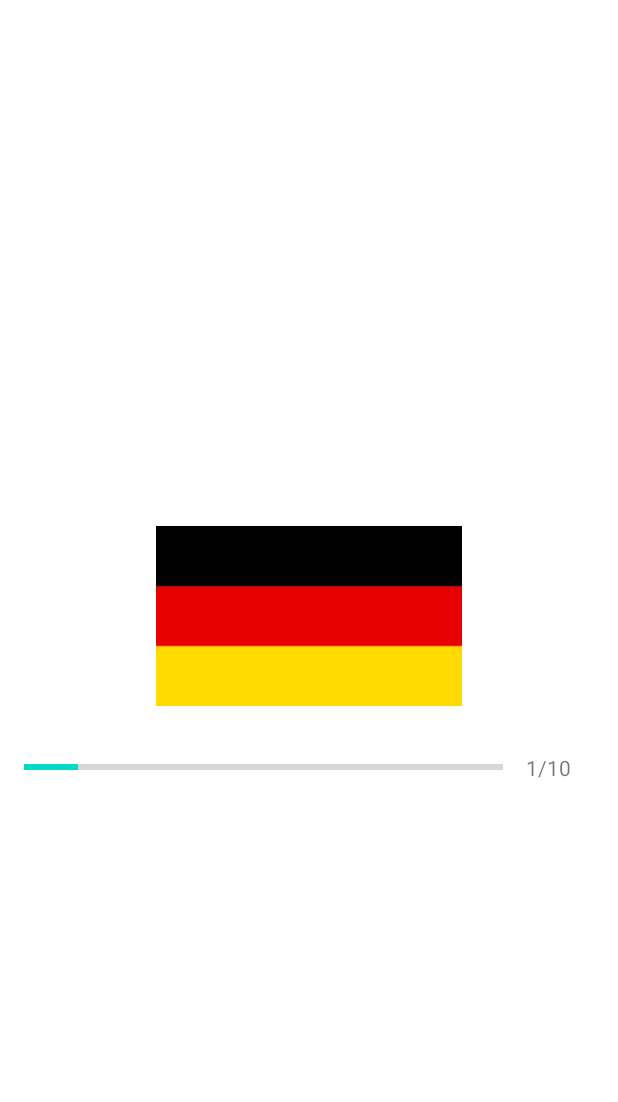
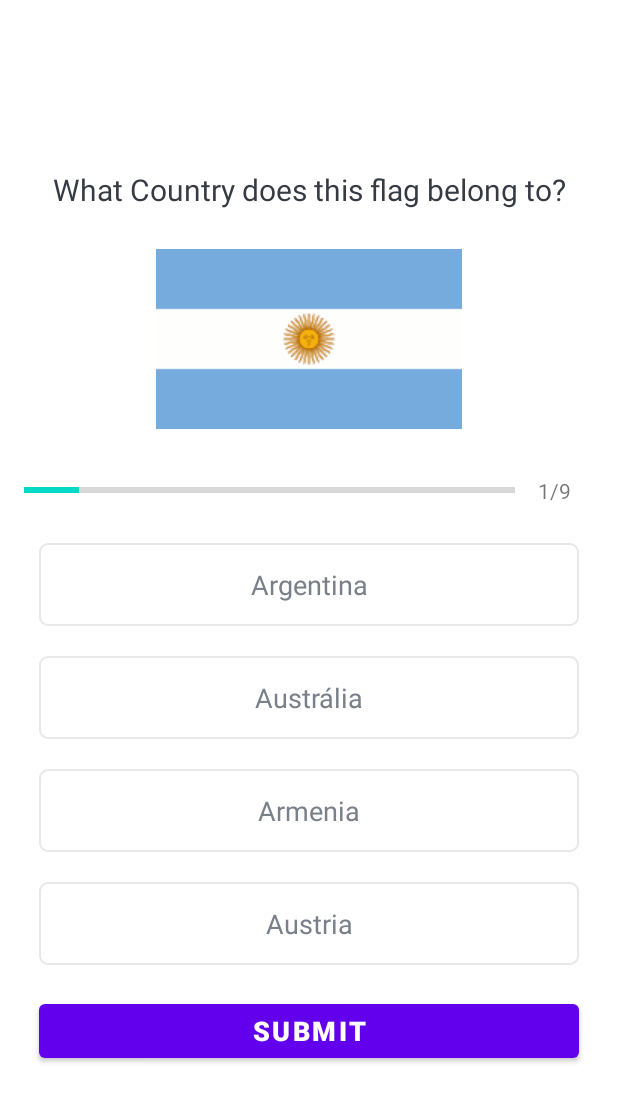
Before and after one commit to wanderson648/quiz-app, an Android app: the QuizQuestionActivity screen opened directly, with no data from a screen before it, on a phone screen of 412 x 824 dp. Shown: the top 1102 px of the screen. Run offline under Robolectric (Android 15) with nearby library versions, the phone set to English and light mode, and no system bars.

Commit message:
setting up the question UI connection

```diff
--- a/app/src/main/java/com/example/myquizapp/QuizQuestionActivity.kt
+++ b/app/src/main/java/com/example/myquizapp/QuizQuestionActivity.kt
@@ -3,17 +3,58 @@ package com.example.myquizapp
 import androidx.appcompat.app.AppCompatActivity
 import android.os.Bundle
 import android.util.Log
-import android.widget.Button
-import android.widget.EditText
-import android.widget.Toast
+import android.widget.ImageView
+import android.widget.ProgressBar
+import android.widget.TextView
+import java.util.ArrayList
 
 class QuizQuestionActivity : AppCompatActivity() {
+
+    private var progressBar: ProgressBar? = null
+    private var tvProgress: TextView? = null
+    private var tvQuestion: TextView? = null
+    private var ivImage: ImageView? = null
+
+    private var tvOptionOne: TextView? = null
+    private var tvOptionTwo: TextView? = null
+    private var tvOptionThree: TextView? = null
+    private var tvOptionFour: TextView? = null
+
     override fun onCreate(savedInstanceState: Bundle?) {
         super.onCreate(savedInstanceState)
         setContentView(R.layout.activity_quiz_question)
 
+        progressBar = findViewById(R.id.progressBar)
+        tvProgress = findViewById(R.id.tv_progress)
+        tvQuestion = findViewById(R.id.tv_question)
+        ivImage = findViewById(R.id.iv_image)
+
+        tvOptionOne = findViewById(R.id.tv_option_one)
+        tvOptionTwo = findViewById(R.id.tv_option_two)
+        tvOptionThree = findViewById(R.id.tv_option_three)
+        tvOptionFour = findViewById(R.id.tv_option_four)
+
+
         val questionsList = Constants.getQuestions()
         Log.i("questionList", "QuestionsList size is: ${questionsList.size}")
 
+
+        for(i in questionsList) {
+            Log.e("Questions", i.questions)
+        }
+
+
+        val currentPosition = 1
+        val question : Question = questionsList[currentPosition - 1]
+        progressBar?.progress = currentPosition
+        ivImage?.setImageResource(question.image)
+        tvProgress?.text = "$currentPosition/${progressBar?.max}"
+        tvQuestion?.text = question.questions
+        tvOptionOne?.text = question.optionOne
+        tvOptionTwo?.text = question.optionTwo
+        tvOptionThree?.text = question.optionThree
+        tvOptionFour?.text = question.optionFour
+
     }
+
 }
--- /dev/null
+++ b/app/src/main/res/drawable/default_option_border_bg.xml
@@ -0,0 +1,9 @@
+<?xml version="1.0" encoding="utf-8"?>
+<shape xmlns:android="http://schemas.android.com/apk/res/android"
+    android:shape="rectangle">
+    <stroke
+        android:width="1dp"
+        android:color="#E8E8E8" />
+    <solid android:color="@color/white" />
+    <corners android:radius="5dp" />
+</shape>
--- a/app/src/main/res/layout/activity_main.xml
+++ b/app/src/main/res/layout/activity_main.xml
@@ -73,10 +73,10 @@
 
             <Button
                 android:id="@+id/btn_start"
+                android:background="@drawable/default_option_border_bg"
                 android:layout_width="match_parent"
                 android:layout_height="wrap_content"
                 android:layout_marginTop="16dp"
-                android:background="@color/purple_700"
                 android:text="Start"
                 android:textColor="@color/white"
                 android:textSize="18sp" />
--- a/app/src/main/res/layout/activity_quiz_question.xml
+++ b/app/src/main/res/layout/activity_quiz_question.xml
@@ -54,14 +54,71 @@
                 android:id="@+id/tv_progress"
                 android:layout_width="wrap_content"
                 android:layout_height="wrap_content"
+                android:gravity="center"
                 android:padding="15dp"
-                android:text="1/10"
-                android:gravity="center"
-                android:textSize="14sp"
-                />
+                android:text="0/9"
+                android:textSize="14sp" />
 
         </LinearLayout>
 
+        <TextView
+            android:id="@+id/tv_option_one"
+            android:layout_width="match_parent"
+            android:layout_height="wrap_content"
+            android:layout_margin="10dp"
+            android:background="@drawable/default_option_border_bg"
+            android:gravity="center"
+            android:padding="15dp"
+            android:textColor="#7A8089"
+            android:textSize="18sp"
+            tools:text="App"/>
+
+        <TextView
+            android:id="@+id/tv_option_two"
+            android:layout_width="match_parent"
+            android:layout_height="wrap_content"
+            android:layout_margin="10dp"
+            android:background="@drawable/default_option_border_bg"
+            android:gravity="center"
+            android:padding="15dp"
+            android:textColor="#7A8089"
+            android:textSize="18sp"
+            tools:text="App"/>
+
+        <TextView
+            android:id="@+id/tv_option_three"
+            android:layout_width="match_parent"
+            android:layout_height="wrap_content"
+            android:layout_margin="10dp"
+            android:background="@drawable/default_option_border_bg"
+            android:gravity="center"
+            android:padding="15dp"
+            android:textColor="#7A8089"
+            android:textSize="18sp"
+            tools:text="App"/>
+
+        <TextView
+            android:id="@+id/tv_option_four"
+            android:layout_width="match_parent"
+            android:layout_height="wrap_content"
+            android:layout_margin="10dp"
+            android:background="@drawable/default_option_border_bg"
+            android:gravity="center"
+            android:padding="15dp"
+            android:textColor="#7A8089"
+            android:textSize="18sp"
+            tools:text="App"/>
+
+        <Button
+            android:id="@+id/btn_submit"
+            android:layout_width="match_parent"
+            android:layout_height="wrap_content"
+            android:layout_margin="10dp"
+            android:textSize="18sp"
+            android:textStyle="bold"
+            android:textColor="@color/white"
+            android:text="submit"
+            />
     </LinearLayout>
 
 </ScrollView>
```
